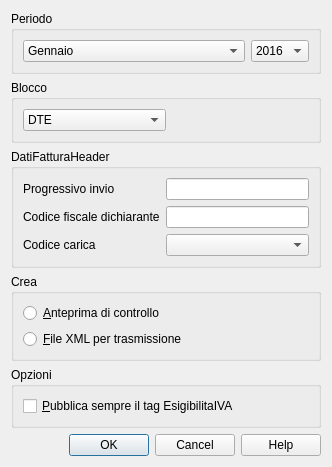
Qt form Iva/2017/ch.banana.script.italy_vat_2017.report.fatture.dialog.ui (BananaAccounting/Italia) before a commit.
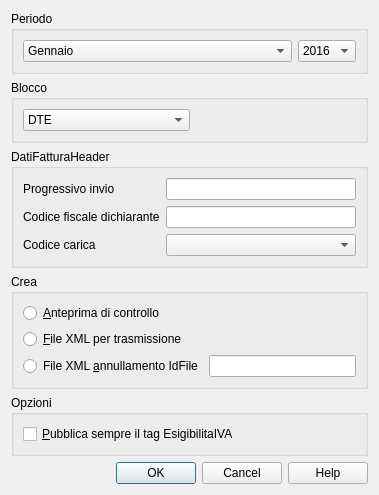
The same form after that commit.

Commit message: Comunicazione dati fatture: aggiunto creazione file annullamento e TipoDocumento TD10 per gruppo IVA -X

```diff
--- a/Iva/2017/ch.banana.script.italy_vat_2017.report.fatture.dialog.ui
+++ b/Iva/2017/ch.banana.script.italy_vat_2017.report.fatture.dialog.ui
@@ -6,7 +6,7 @@
    <rect>
     <x>0</x>
     <y>0</y>
-    <width>332</width>
+    <width>379</width>
     <height>440</height>
    </rect>
   </property>
@@ -475,6 +475,20 @@
         </property>
        </widget>
       </item>
+      <item>
+       <layout class="QHBoxLayout" name="horizontalLayout_2">
+        <item>
+         <widget class="QRadioButton" name="annullamentoRadioButton">
+          <property name="text">
+           <string>File XML &amp;annullamento IdFile</string>
+          </property>
+         </widget>
+        </item>
+        <item>
+         <widget class="QLineEdit" name="idFileLineEdit"/>
+        </item>
+       </layout>
+      </item>
      </layout>
     </widget>
    </item>
```
Left out of the diff: 4 changed lines with no effect on the pictures. The commit also changes 5 other files.
